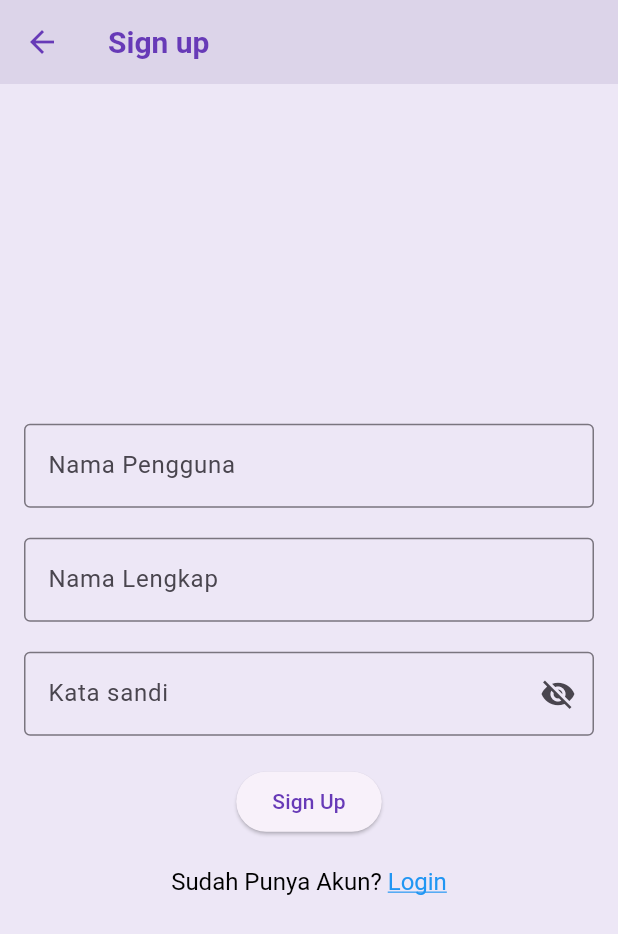
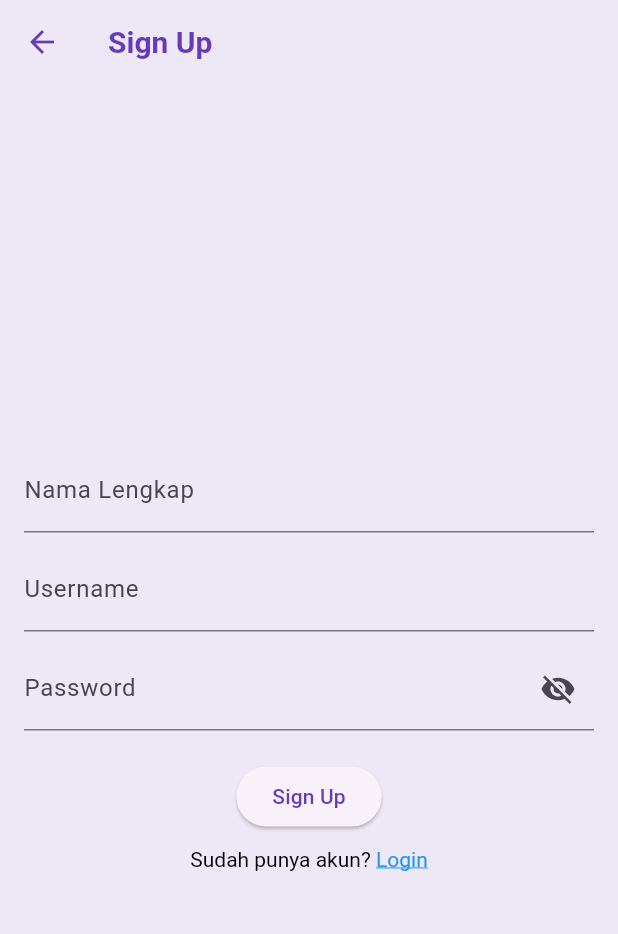
Before and after one commit to zahriaan/wisata_candi_abelmz, a Flutter app: the SignUpScreen screen opened by its route, on a phone screen of 412 x 824 dp. Shown: the top 934 px of the screen. Run offline on Flutter 3.47's test engine with Material 3 defaults, Android fonts, the phone set to English and light mode, and no system bars; our stand-ins replace cached_network_image, shared_preferences; missing offline and left inert: encrypt; accounts and stored records are empty.

Commit message:
Otentikasi Pengguna Sederhana

```diff
--- a/lib/screens/sign_up_screen.dart
+++ b/lib/screens/sign_up_screen.dart
@@ -1,6 +1,7 @@
+import 'package:flutter/gestures.dart';
 import 'package:flutter/material.dart';
-import 'package:flutter/gestures.dart';
 import 'package:shared_preferences/shared_preferences.dart';
+import 'package:encrypt/encrypt.dart' as encrypt;
 
 class SignUpScreen extends StatefulWidget {
   const SignUpScreen({super.key});
@@ -10,153 +11,104 @@ class SignUpScreen extends StatefulWidget {
 }
 
 class _SignUpScreenState extends State<SignUpScreen> {
-  //TODO: 1. Deklarasikan variabel
-  final TextEditingController _usernamecontroller = TextEditingController();
-  final TextEditingController _namecontroller = TextEditingController();
-  final TextEditingController _passwordcontroller = TextEditingController();
+  final TextEditingController _fullnameController = TextEditingController();
+  final TextEditingController _usernameController = TextEditingController();
+  final TextEditingController _passwordController = TextEditingController();
 
   String _errorText = '';
   bool _obscurePassword = true;
 
-  // TODO: 1. Membuat fungsi signup
-  void _signup() async {
-    final SharedPreferences prefs = await SharedPreferences.getInstance();
-    final String username = _usernamecontroller.text.trim();
-    final String name = _namecontroller.text.trim();
-    final String password = _passwordcontroller.text.trim();
+  void _signUp() async {
+    final prefs = await SharedPreferences.getInstance();
+    final name = _fullnameController.text.trim();
+    final username = _usernameController.text.trim();
+    final password = _passwordController.text.trim();
+
+    if (name.isEmpty || username.isEmpty || password.isEmpty) {
+      setState(() => _errorText = 'Semua field wajib diisi');
+      return;
+    }
 
     if (password.length < 8 ||
         !password.contains(RegExp(r'[A-Z]')) ||
         !password.contains(RegExp(r'[a-z]')) ||
         !password.contains(RegExp(r'[0-9]')) ||
-        !password.contains(RegExp(r'[!@#$%^&*(),.?"{}|<>]'))) {
+        !password.contains(RegExp(r'[!@#\\\$%^&*(),.?":{}|<>]'))) {
       setState(() {
         _errorText =
-        'Minimal m8 karakter, kombinasi [A-Z], [a-z], [0-9], [!@#\\\$%^&*(),.?"{}:<>]';
+        'Minimal 8 karakter, kombinasi [A-Z], [a-z], [0-9], simbol';
       });
       return;
     }
-    // Simpan data  pengguna di SharedPreferences
-    prefs.setString('username', username);
-    prefs.setString('name', name);
-    prefs.setString('password', password);
 
-    // Buat navigasi ke halaman SignIn Screen
+    final key = encrypt.Key.fromLength(32);
+    final iv = encrypt.IV.fromLength(16);
+    final encrypter = encrypt.Encrypter(encrypt.AES(key));
+
+    prefs.setString('fullname', encrypter.encrypt(name, iv: iv).base64);
+    prefs.setString('username', encrypter.encrypt(username, iv: iv).base64);
+    prefs.setString('password', encrypter.encrypt(password, iv: iv).base64);
+    prefs.setString('key', key.base64);
+    prefs.setString('iv', iv.base64);
+
     Navigator.pushReplacementNamed(context, '/signin');
-  }
-
-  @override
-  void dispose() {
-    _usernamecontroller.dispose();
-    _namecontroller.dispose();
-    _passwordcontroller.dispose();
-    // TODO: Implementasi dispose
-    super.dispose();
   }
 
   @override
   Widget build(BuildContext context) {
     return Scaffold(
-      //TODO: 2. Pasang AppBar
-      appBar: AppBar(
-        title: Text(
-          'Sign up',
-          style: TextStyle(fontSize: 20, fontWeight: FontWeight.bold),
+      appBar: AppBar(title: const Text('Sign Up')),
+      body: Padding(
+        padding: const EdgeInsets.all(16),
+        child: Column(
+          mainAxisAlignment: MainAxisAlignment.center,
+          children: [
+            TextField(
+              controller: _fullnameController,
+              decoration: const InputDecoration(labelText: 'Nama Lengkap'),
             ),
-        // Membuat Teks judul di Appbar Ke tengah
-        // centerTitle: true,
-        // Membuat Warna Appbar Menjadi biru
-        // backgroundColor: Colors.blue,
-        // Membuat Bayangan di Appbar
-        elevation: 10,
+            const SizedBox(height: 10),
+            TextField(
+              controller: _usernameController,
+              decoration: const InputDecoration(labelText: 'Username'),
             ),
-      //TODO: 3. Pasang body
-      body: Center(
-        child: SingleChildScrollView(
-          child: Padding(
-            padding: const EdgeInsets.all(16),
-            child: Form(
-              child: Column(
-                //TODO: 4. Atur mainAxisAlignment dan crossAxisAlignment
-                mainAxisAlignment: MainAxisAlignment.center,
-                crossAxisAlignment: CrossAxisAlignment.center,
-                children: [
-                  //TODO: 5. Pasang TextFormField nama pengguna
-                  TextFormField(
-                    controller: _usernamecontroller,
+            const SizedBox(height: 10),
+            TextField(
+              controller: _passwordController,
+              obscureText: _obscurePassword,
               decoration: InputDecoration(
-                      labelText: 'Nama Pengguna',
-                      border: OutlineInputBorder(),
-                    ),
-                  ),
-                  //TODO: 6. Pasang TextFormField Nama Lengkap
-                  SizedBox(height: 20),
-                  TextFormField(
-                    controller: _namecontroller,
-                    decoration: InputDecoration(
-                      labelText: 'Nama Lengkap',
-                      border: OutlineInputBorder(),
-                    ),
-                  ),
-                  //TODO: 7. Pasang TextFormField kata sandi
-                  SizedBox(height: 20),
-                  TextFormField(
-                    controller: _passwordcontroller,
-                    decoration: InputDecoration(
-                      labelText: 'Kata sandi',
-                      errorText: _errorText.isNotEmpty ? _errorText : null,
-                      border: OutlineInputBorder(),
+                labelText: 'Password',
+                errorText: _errorText.isEmpty ? null : _errorText,
                 suffixIcon: IconButton(
-                        onPressed: () {
-                          setState(() {
-                            _obscurePassword = !_obscurePassword;
-                          });
-                        },
-                        icon: Icon(
-                          _obscurePassword
+                  icon: Icon(_obscurePassword
                       ? Icons.visibility_off
-                              : Icons.visibility,
+                      : Icons.visibility),
+                  onPressed: () =>
+                      setState(() => _obscurePassword = !_obscurePassword),
                 ),
               ),
             ),
-                    obscureText: _obscurePassword,
-                  ),
-
-                  //TODO:8. Pasangkan Elevatedbutton Sign Up
-                  SizedBox(height: 20),
-                  ElevatedButton(
-                    onPressed: () {
-                      Navigator.pushReplacementNamed(context, '/signin');
-                    },
-                    child: Text("Sign Up"),
-                  ),
-
-                  //TODO: 9. Pasang elevatedbutton Sign In
-                  SizedBox(height: 20),
+            const SizedBox(height: 20),
+            ElevatedButton(onPressed: _signUp, child: const Text('Sign Up')),
+            const SizedBox(height: 10),
             RichText(
               text: TextSpan(
-                      text: 'Sudah Punya Akun? ',
-                      style: TextStyle(fontSize: 16, color: Colors.black),
-                      children: <TextSpan>[
+                text: 'Sudah punya akun? ',
+                style: const TextStyle(color: Colors.black),
+                children: [
                   TextSpan(
                     text: 'Login',
-                          style: TextStyle(
-                            fontSize: 16,
+                    style: const TextStyle(
                         color: Colors.blue,
-                            decoration: TextDecoration.underline,
-                          ),
+                        decoration: TextDecoration.underline),
                     recognizer: TapGestureRecognizer()
-                            ..onTap = () {
-                              Navigator.pushNamed(context, '/signin');
-                            },
-                        ),
+                      ..onTap = () =>
+                          Navigator.pushReplacementNamed(context, '/signin'),
+                  )
                 ],
               ),
-                  ),
+            )
           ],
-              ),
-            ),
-          ),
         ),
       ),
     );
--- a/pubspec.yaml
+++ b/pubspec.yaml
@@ -36,6 +36,9 @@ dependencies:
   cupertino_icons: ^1.0.8
   cached_network_image: ^3.4.1
   shared_preferences: ^2.5.3
+  sqflite: ^2.4.2
+  encrypt: ^5.0.3
+  image_picker: ^1.2.1
 
 dev_dependencies:
   flutter_test:
```
Also changed, not shown: lib/screens/sign_in_screen.dart (+50 -83 lines), pubspec.lock, 5 other files. Lines whose indentation alone changed are shown as unchanged.
